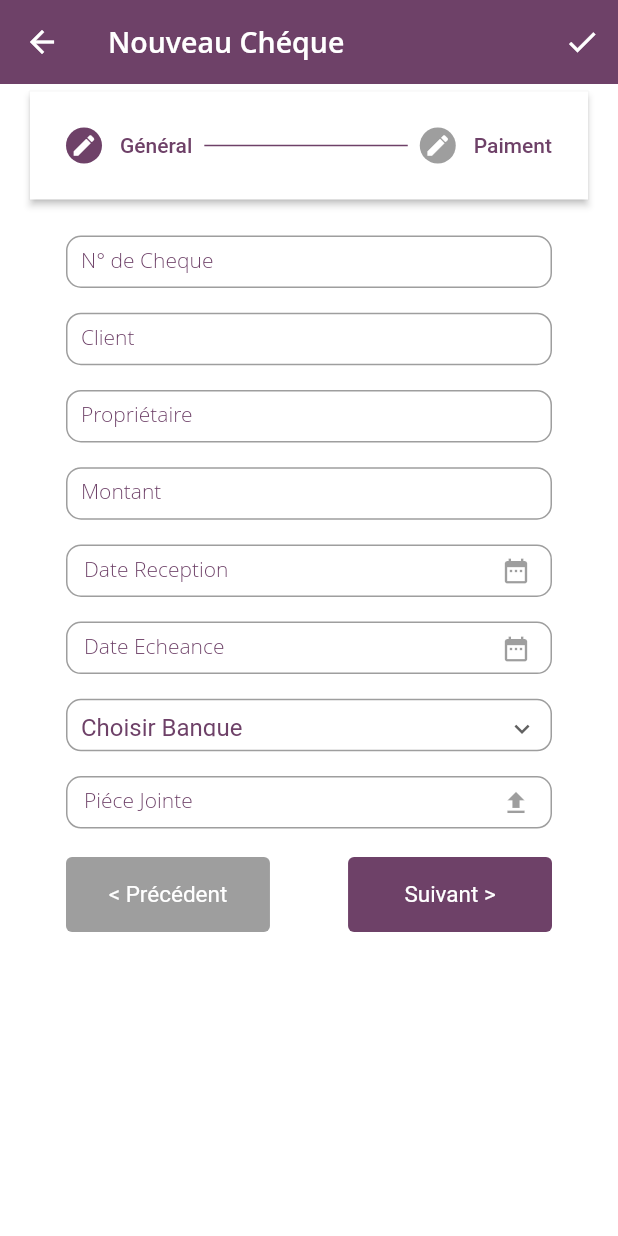
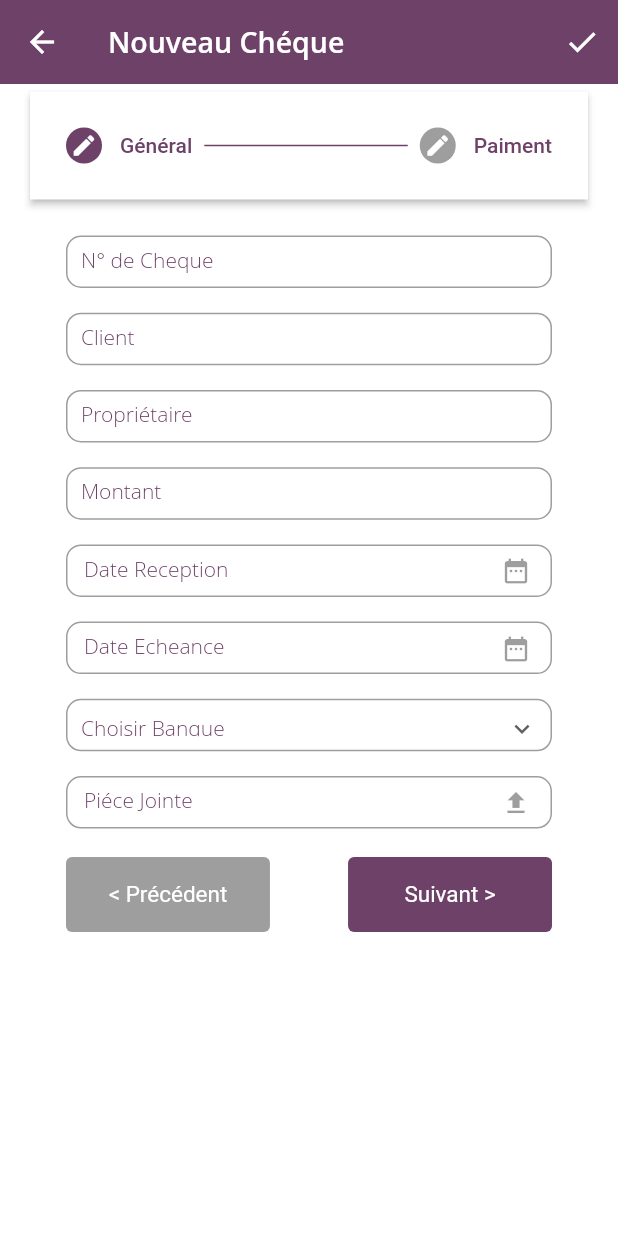
Before and after one commit to BBH19/flutter-todo-app, a Flutter app: the ChequeEditPage screen opened by its route, on a phone screen of 412 x 824 dp. Run offline on Flutter 3.47's test engine with Material 2 defaults, Android fonts, the phone set to English and light mode, and no system bars; our stand-ins replace file_picker, flutter_bloc, flutter_swipe_action_cell, gap, lottie, rflutter_alert and 2 more; accounts and stored records are empty; network calls fail; Roboto replaces fonts that are missing (Open Sans).

Commit message:
tkherbi9

```diff
--- a/lib/blocs/Cheque/cheque_event.dart
+++ b/lib/blocs/Cheque/cheque_event.dart
@@ -10,6 +10,14 @@ class LoadChequesEvent extends ChequeEvent {
   List<Cheque> cheques = [];
   @override
   List<Object> get props => [cheques];
+}
+
+class LoadChequesFiltredEvent extends ChequeEvent {
+  int days;
+  List<Cheque> cheques = [];
+  LoadChequesFiltredEvent(this.days);
+  @override
+  List<Object> get props => [days, cheques];
 }
 
 class AddChequeEvent extends ChequeEvent {
--- a/lib/blocs/Cheque/cheque_state.dart
+++ b/lib/blocs/Cheque/cheque_state.dart
@@ -5,6 +5,8 @@ import 'package:chequeproject/models/cheque.dart';
 enum ChequeRequestState {
   Loaded,
   Loading,
+  Filtred,
+  Filtring,
   Error,
   None,
   Searching,
@@ -36,6 +38,8 @@ class ChequeState {
   bool get isLoadingState {
     return requestState == ChequeRequestState.Adding ||
         requestState == ChequeRequestState.Loading ||
+        requestState == ChequeRequestState.Filtring ||
+        requestState == ChequeRequestState.Searching ||
         requestState == ChequeRequestState.Updating;
   }
 }
--- a/lib/models/cheque.dart
+++ b/lib/models/cheque.dart
@@ -5,6 +5,7 @@ class Cheque {
   double? montant;
   String? receptDate;
   String? echeanceDate;
+  String? bank;
   String? isPayed;
   String? paymentDate;
   String? attachement;
@@ -16,6 +17,7 @@ class Cheque {
       this.montant,
       this.receptDate,
       this.echeanceDate,
+      this.bank,
       this.isPayed,
       this.paymentDate,
       this.attachement});
@@ -27,6 +29,7 @@ class Cheque {
     montant = json['montant'];
     receptDate = json['recept_date'];
     echeanceDate = json['echeance_date'];
+    bank = json['bank'];
     isPayed = json['is_payed'];
     paymentDate = json['payment_date'];
     attachement = json['attachement'];
@@ -40,6 +43,7 @@ class Cheque {
     data['montant'] = montant;
     data['recept_date'] = receptDate;
     data['echeance_date'] = echeanceDate;
+    data['bank'] = bank;
     data['is_payed'] = isPayed;
     data['payment_date'] = paymentDate;
     data['attachement'] = attachement;
--- a/lib/views/widgets/cheque_data_field.dart
+++ b/lib/views/widgets/cheque_data_field.dart
@@ -67,8 +67,18 @@ class ChequeDataFieldState extends State<ChequeDataField> {
     paymentDateController.text = cheque.paymentDate ?? "";
     attachementController.text = cheque.attachement ?? "";
     selectedPaymentMode = isUpdate ? cheque.isPayed! : paymentStatusList.first;
-    selectedBank = isUpdate ? cheque.isPayed! : bankList.first;
+    selectedBank = bankList.first;
   }
+
+  bool checkCanEdit() {
+    bool canEdit = false;
+    var echeance = DateTime.tryParse(echeanceDateController.text);
+
+    if (echeance != null) canEdit = echeance.isBefore(DateTime.now());
+
+    return canEdit;
+  }
+
   @override
   Widget build(BuildContext context) {
     Size size = MediaQuery.of(context).size;
@@ -77,6 +87,7 @@ class ChequeDataFieldState extends State<ChequeDataField> {
 
     DateTime? receptionDate;
     DateTime? echeanceDate;
+
     return ConstrainedBox(
         constraints: BoxConstraints.tightFor(
             height: MediaQuery.of(context).size.height * 0.8),
@@ -261,6 +272,7 @@ class ChequeDataFieldState extends State<ChequeDataField> {
                         ),
                         sizedBox002,
                         SizedBox(
+
                           height: 35,
                           child: InputDecorator(
                             decoration: WidgetHelper.getDecoration(''),
@@ -276,16 +288,22 @@ class ChequeDataFieldState extends State<ChequeDataField> {
                                 onChanged: (newValue) {
                                   setState(() {
                                     selectedBank = newValue!;
-                                    widget.cheque.isPayed = newValue;
+                                    //widget.cheque.isPayed = newValue;
                                   });
                                 },
                                 items: bankList.map<DropdownMenuItem<String>>(
                                     (String value) {
                                   return DropdownMenuItem<String>(
                                     value: value,
-                                    child: Text(value,
-                                        style: TextStyle(
-                                            color: GlobalParams.GlobalColor)),
+                                    child: Text(
+                                      value,
+                                      style: TextStyle(
+                                          color: GlobalParams.GlobalColor,
+                                          fontWeight: FontWeight.w300,
+                                          fontSize: 14,
+                                          fontFamily: 'Open Sans'),
+                                    ),
+                                    enabled: false,
                                   );
                                 }).toList(),
                               ),
@@ -310,14 +328,7 @@ class ChequeDataFieldState extends State<ChequeDataField> {
                       style: TextStyle(color: GlobalParams.GlobalColor)),
                   content: Container(
                     child: Column(children: [
-                      sizedBox002,
-                      sizedBox002,
-                      sizedBox002,
-                      sizedBox002,
-                      sizedBox002,
-                      sizedBox002,
-                      sizedBox002,
-                      sizedBox002,
+                      ...List.generate(7, (index) => sizedBox002),
                       SizedBox(
                         height: 35,
                         child: InputDecorator(
@@ -356,6 +367,7 @@ class ChequeDataFieldState extends State<ChequeDataField> {
                         controller: paymentDateController,
                         labeltext: 'Date Paiement',
                         valuetext: cheque.paymentDate ?? "",
+                        enabled: checkCanEdit(),
                         onChanged: (date) {
                           isReceptionDateFieldFilled =
                               receptDateController.text.isEmpty;
--- a/lib/widgets/homebutton_widget.dart
+++ b/lib/widgets/homebutton_widget.dart
@@ -35,6 +35,7 @@ class HomeButton extends StatelessWidget {
                 crossAxisAlignment: CrossAxisAlignment.center,
                 children: <Widget>[
                   // ignore: unnecessary_new
+                  Icon(buttonOption.iconData),
                   Padding(
                     padding: const EdgeInsets.only(top: 8.0),
                     child: Text(
```
Also changed, not shown: lib/blocs/Cheque/cheque_bloc.dart (+23 -7 lines), lib/main.dart (+30 -1 lines), lib/services/chequeservice.dart (+14 -0 lines), lib/views/cheque_list_filtred.dart (added, +233 -0 lines).
